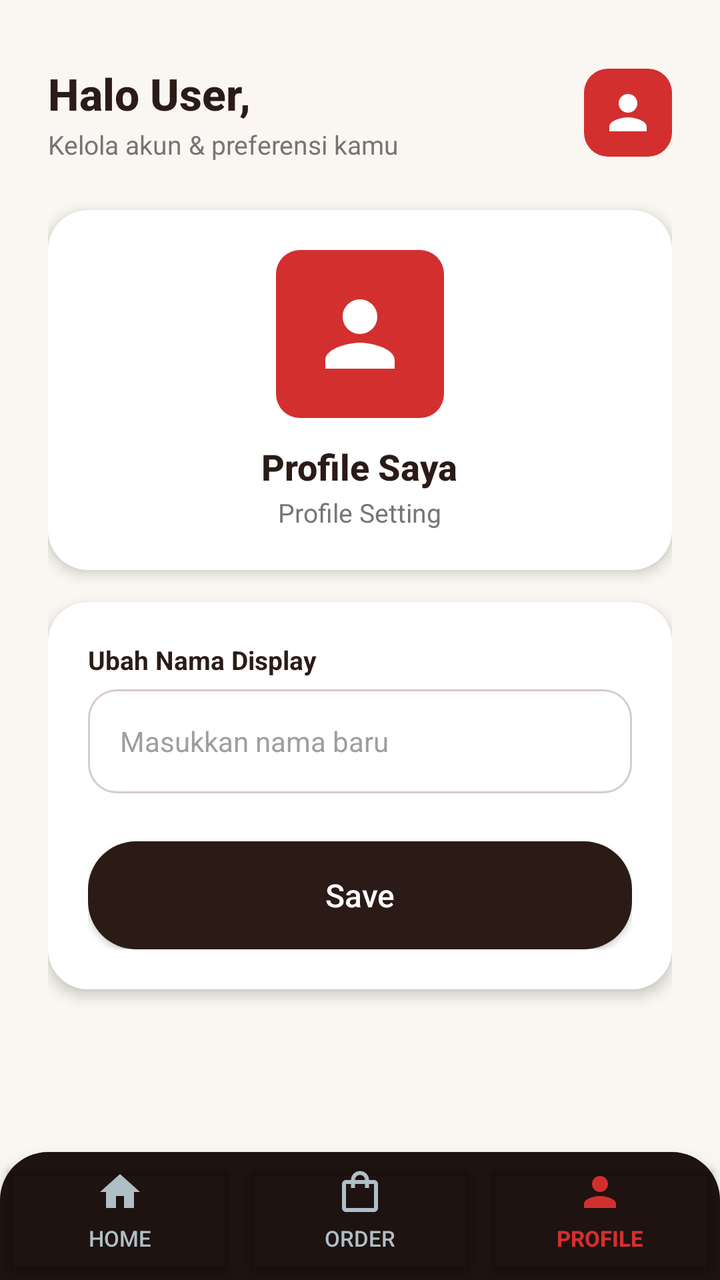
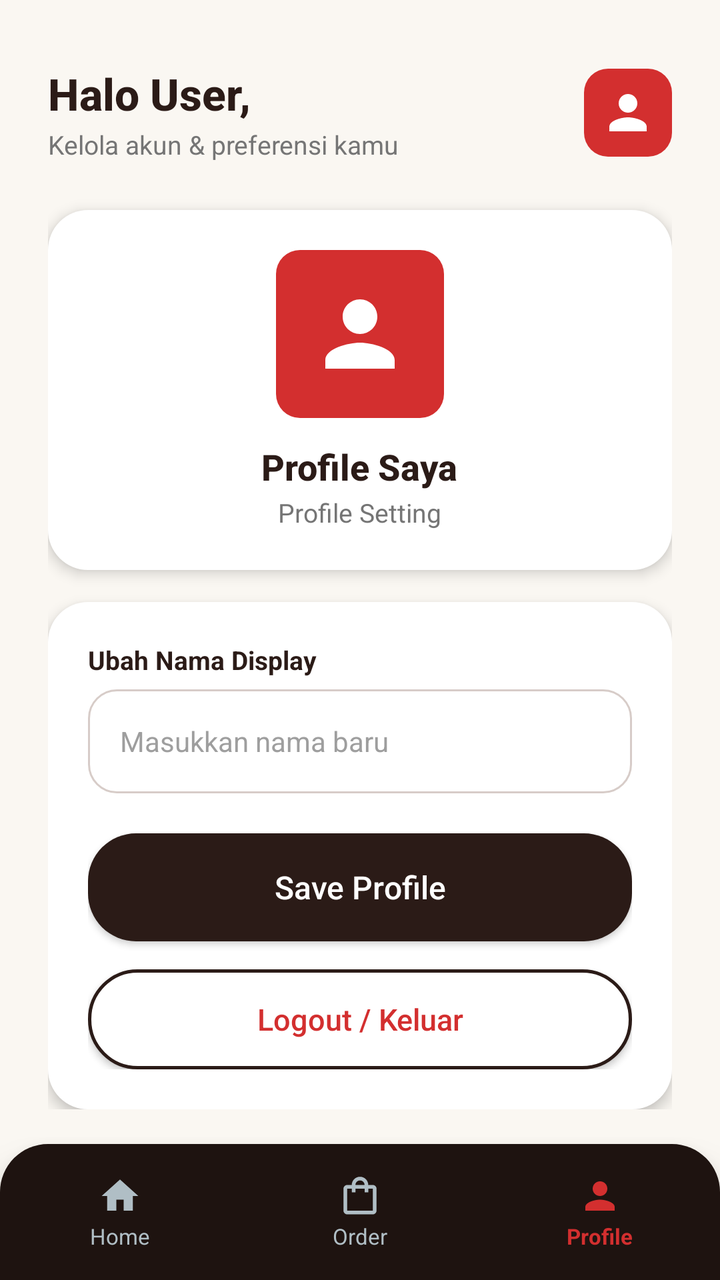

The first picture is an Android layout as it rendered before a commit; the second is the same layout after the commit. The layout source and the unified diff follow.
<!-- AndroidManifest.xml: application theme Theme.KopiDanNyemil -->
<!-- res/layout/activity_profile.xml -->
<?xml version="1.0" encoding="utf-8"?>
<RelativeLayout xmlns:android="http://schemas.android.com/apk/res/android"
    xmlns:app="http://schemas.android.com/apk/res-auto"
    android:layout_width="match_parent"
    android:layout_height="match_parent"
    android:background="@color/cream_bg">

    <androidx.core.widget.NestedScrollView
        android:layout_width="match_parent"
        android:layout_height="match_parent"
        android:layout_above="@id/bottomNavProfile"
        android:fillViewport="true">

        <LinearLayout
            android:layout_width="match_parent"
            android:layout_height="wrap_content"
            android:orientation="vertical"
            android:padding="24dp">

            
            <RelativeLayout
                android:layout_width="match_parent"
                android:layout_height="wrap_content"
                android:layout_marginTop="8dp">

                <LinearLayout
                    android:layout_width="wrap_content"
                    android:layout_height="wrap_content"
                    android:layout_alignParentStart="true"
                    android:orientation="vertical">

                    <TextView
                        android:id="@+id/tvProfileGreeting"
                        android:layout_width="wrap_content"
                        android:layout_height="wrap_content"
                        android:fontFamily="sans-serif-medium"
                        android:text="Halo User,"
                        android:textColor="@color/dark_espresso"
                        android:textSize="22sp"
                        android:textStyle="bold" />

                    <TextView
                        android:layout_width="wrap_content"
                        android:layout_height="wrap_content"
                        android:layout_marginTop="2dp"
                        android:text="Kelola akun &amp; preferensi kamu"
                        android:textColor="@color/text_secondary"
                        android:textSize="13sp" />
                </LinearLayout>

                <ImageView
                    android:layout_width="44dp"
                    android:layout_height="44dp"
                    android:layout_alignParentEnd="true"
                    android:layout_centerVertical="true"
                    android:background="@drawable/bg_badge_red"
                    android:padding="8dp"
                    android:src="@drawable/ic_profile"
                    app:tint="@color/white" />
            </RelativeLayout>

            
            <LinearLayout
                android:layout_width="match_parent"
                android:layout_height="wrap_content"
                android:layout_marginTop="24dp"
                android:background="@drawable/bg_card_rounded"
                android:elevation="4dp"
                android:gravity="center"
                android:orientation="vertical"
                android:padding="20dp">

                <FrameLayout
                    android:layout_width="84dp"
                    android:layout_height="84dp"
                    android:background="@drawable/bg_badge_red"
                    android:padding="16dp">

                    <ImageView
                        android:layout_width="match_parent"
                        android:layout_height="match_parent"
                        android:src="@drawable/ic_profile"
                        app:tint="@color/white" />
                </FrameLayout>

                <TextView
                    android:id="@+id/tvProfileTitle"
                    android:layout_width="wrap_content"
                    android:layout_height="wrap_content"
                    android:layout_marginTop="12dp"
                    android:fontFamily="sans-serif-medium"
                    android:text="Profile Saya"
                    android:textColor="@color/dark_espresso"
                    android:textSize="18sp"
                    android:textStyle="bold" />

                <TextView
                    android:id="@+id/tvProfileSubtitle"
                    android:layout_width="wrap_content"
                    android:layout_height="wrap_content"
                    android:layout_marginTop="2dp"
                    android:text="Profile Setting"
                    android:textColor="@color/text_secondary"
                    android:textSize="13sp" />
            </LinearLayout>

            
            <LinearLayout
                android:layout_width="match_parent"
                android:layout_height="wrap_content"
                android:layout_marginTop="16dp"
                android:background="@drawable/bg_card_rounded"
                android:elevation="4dp"
                android:orientation="vertical"
                android:padding="20dp">

                <TextView
                    android:layout_width="wrap_content"
                    android:layout_height="wrap_content"
                    android:layout_marginBottom="6dp"
                    android:text="Ubah Nama Display"
                    android:textColor="@color/dark_espresso"
                    android:textSize="13sp"
                    android:textStyle="bold" />

                <EditText
                    android:id="@+id/etProfileName"
                    android:layout_width="match_parent"
                    android:layout_height="52dp"
                    android:layout_marginBottom="24dp"
                    android:background="@drawable/bg_input_field"
                    android:hint="Masukkan nama baru"
                    android:inputType="textPersonName"
                    android:paddingHorizontal="16dp"
                    android:textColor="@color/text_primary"
                    android:textColorHint="#9E9E9E"
                    android:textSize="14sp" />

                <androidx.appcompat.widget.AppCompatButton
                    android:id="@+id/btnSaveProfile"
                    android:layout_width="match_parent"
                    android:layout_height="54dp"
                    android:background="@drawable/bg_button_primary"
                    android:fontFamily="sans-serif-medium"
                    android:text="Save"
                    android:textAllCaps="false"
                    android:textColor="@color/white"
                    android:textSize="16sp" />
            </LinearLayout>

        </LinearLayout>
    </androidx.core.widget.NestedScrollView>

    
    <LinearLayout
        android:id="@+id/bottomNavProfile"
        android:layout_width="match_parent"
        android:layout_height="64dp"
        android:layout_alignParentBottom="true"
        android:background="@drawable/bg_bottom_nav"
        android:elevation="12dp"
        android:orientation="horizontal"
        android:weightSum="3">

        <Button
            android:id="@+id/btnNavHomeFromProfile"
            android:layout_width="0dp"
            android:layout_height="match_parent"
            android:layout_weight="1"
            android:backgroundTint="#00000000"
            android:drawableTop="@drawable/ic_home"
            android:drawableTint="#B0BEC5"
            android:paddingTop="8dp"
            android:text="Home"
            android:textColor="#B0BEC5"
            android:textSize="11sp" />

        <Button
            android:id="@+id/btnNavOrderFromProfile"
            android:layout_width="0dp"
            android:layout_height="match_parent"
            android:layout_weight="1"
            android:backgroundTint="#00000000"
            android:drawableTop="@drawable/ic_order"
            android:drawableTint="#B0BEC5"
            android:paddingTop="8dp"
            android:text="Order"
            android:textColor="#B0BEC5"
            android:textSize="11sp" />

        <Button
            android:id="@+id/btnNavProfileActive"
            android:layout_width="0dp"
            android:layout_height="match_parent"
            android:layout_weight="1"
            android:backgroundTint="#00000000"
            android:drawableTop="@drawable/ic_profile"
            android:drawableTint="@color/accent_red"
            android:paddingTop="8dp"
            android:text="Profile"
            android:textColor="@color/accent_red"
            android:textSize="11sp"
            android:textStyle="bold" />
    </LinearLayout>

</RelativeLayout>
<!-- resources referenced by this layout -->
<resources>
  <color name="accent_red">#D32F2F</color>
  <color name="cream_bg">#FAF7F2</color>
  <color name="dark_espresso">#2B1B17</color>
  <color name="text_primary">#212121</color>
  <color name="text_secondary">#757575</color>
  <color name="white">#FFFFFF</color>
  <!-- drawable bg_badge_red (drawable) -->
  <?xml version="1.0" encoding="utf-8"?>
  <shape xmlns:android="http://schemas.android.com/apk/res/android"
      android:shape="rectangle">
      <solid android:color="@color/accent_red" />
      <corners android:radius="12dp" />
  </shape>
  <!-- drawable bg_bottom_nav (drawable) -->
  <?xml version="1.0" encoding="utf-8"?>
  <shape xmlns:android="http://schemas.android.com/apk/res/android"
      android:shape="rectangle">
      <solid android:color="@color/nav_bg" />
      <corners
          android:topLeftRadius="24dp"
          android:topRightRadius="24dp"
          android:bottomLeftRadius="0dp"
          android:bottomRightRadius="0dp" />
  </shape>
  <!-- drawable bg_button_primary (drawable) -->
  <?xml version="1.0" encoding="utf-8"?>
  <ripple xmlns:android="http://schemas.android.com/apk/res/android"
      android:color="#4DFFFFFF">
      <item>
          <shape android:shape="rectangle">
              <solid android:color="@color/dark_espresso" />
              <corners android:radius="24dp" />
          </shape>
      </item>
  </ripple>
  <!-- drawable bg_card_rounded (drawable) -->
  <?xml version="1.0" encoding="utf-8"?>
  <shape xmlns:android="http://schemas.android.com/apk/res/android"
      android:shape="rectangle">
      <solid android:color="@color/surface_white" />
      <corners android:radius="20dp" />
  </shape>
  <!-- drawable ic_home (drawable) -->
  <?xml version="1.0" encoding="utf-8"?>
  <vector xmlns:android="http://schemas.android.com/apk/res/android"
      android:width="24dp"
      android:height="24dp"
      android:viewportWidth="24"
      android:viewportHeight="24">
      <path
          android:fillColor="#FFFFFFFF"
          android:pathData="M10,20V14H14V20H19V12H22L12,3L2,12H5V20H10Z" />
  </vector>
  <!-- drawable ic_order (drawable) -->
  <?xml version="1.0" encoding="utf-8"?>
  <vector xmlns:android="http://schemas.android.com/apk/res/android"
      android:width="24dp"
      android:height="24dp"
      android:viewportWidth="24"
      android:viewportHeight="24">
      <path
          android:fillColor="#FFFFFFFF"
          android:pathData="M19,6H16.5C16.5,3.51 14.49,1.5 12,1.5C9.51,1.5 7.5,3.51 7.5,6H5C3.9,6 3,6.9 3,8V20C3,21.1 3.9,22 5,22H19C20.1,22 21,21.1 21,20V8C21,6.9 20.1,6 19,6ZM12,3.5C13.38,3.5 14.5,4.62 14.5,6H9.5C9.5,4.62 10.62,3.5 12,3.5ZM19,20H5V8H7.5V10H9.5V8H14.5V10H16.5V8H19V20Z" />
  </vector>
  <!-- drawable ic_profile (drawable) -->
  <?xml version="1.0" encoding="utf-8"?>
  <vector xmlns:android="http://schemas.android.com/apk/res/android"
      android:width="24dp"
      android:height="24dp"
      android:viewportWidth="24"
      android:viewportHeight="24">
      <path
          android:fillColor="#FFFFFFFF"
          android:pathData="M12,12C14.21,12 16,10.21 16,8C16,5.79 14.21,4 12,4C9.79,4 8,5.79 8,8C8,10.21 9.79,12 12,12ZM12,14C9.33,14 4,15.34 4,18V20H20V18C20,15.34 14.67,14 12,14Z" />
  </vector>
  <style name="Theme.KopiDanNyemil" parent="Base.Theme.KopiDanNyemil" />
  <color name="nav_bg">#1E1310</color>
  <color name="surface_white">#FFFFFF</color>
  <color name="light_caramel">#D7CCC8</color>
  <color name="medium_brown">#5D4037</color>
  <!-- unchanged entries left out for length: 2 -->
</resources>

<!-- the commit's change to res/layout/activity_profile.xml (unified diff, before → after) -->
@@ -127,7 +127,7 @@
                     android:id="@+id/etProfileName"
                     android:layout_width="match_parent"
                     android:layout_height="52dp"
-                    android:layout_marginBottom="24dp"
+                    android:layout_marginBottom="20dp"
                     android:background="@drawable/bg_input_field"
                     android:hint="Masukkan nama baru"
                     android:inputType="textPersonName"
@@ -142,10 +142,22 @@
                     android:layout_height="54dp"
                     android:background="@drawable/bg_button_primary"
                     android:fontFamily="sans-serif-medium"
-                    android:text="Save"
+                    android:text="Save Profile"
                     android:textAllCaps="false"
                     android:textColor="@color/white"
                     android:textSize="16sp" />
+
+                <androidx.appcompat.widget.AppCompatButton
+                    android:id="@+id/btnLogout"
+                    android:layout_width="match_parent"
+                    android:layout_height="50dp"
+                    android:layout_marginTop="14dp"
+                    android:background="@drawable/bg_button_secondary"
+                    android:fontFamily="sans-serif-medium"
+                    android:text="Logout / Keluar"
+                    android:textAllCaps="false"
+                    android:textColor="@color/accent_red"
+                    android:textSize="15sp" />
             </LinearLayout>
 
         </LinearLayout>
@@ -155,52 +167,91 @@
     <LinearLayout
         android:id="@+id/bottomNavProfile"
         android:layout_width="match_parent"
-        android:layout_height="64dp"
+        android:layout_height="68dp"
         android:layout_alignParentBottom="true"
         android:background="@drawable/bg_bottom_nav"
         android:elevation="12dp"
         android:orientation="horizontal"
         android:weightSum="3">
 
-        <Button
+        <LinearLayout
             android:id="@+id/btnNavHomeFromProfile"
             android:layout_width="0dp"
             android:layout_height="match_parent"
             android:layout_weight="1"
-            android:backgroundTint="#00000000"
-            android:drawableTop="@drawable/ic_home"
-            android:drawableTint="#B0BEC5"
-            android:paddingTop="8dp"
-            android:text="Home"
-            android:textColor="#B0BEC5"
-            android:textSize="11sp" />
-
-        <Button
+            android:clickable="true"
+            android:focusable="true"
+            android:gravity="center"
+            android:orientation="vertical">
+
+            <ImageView
+                android:layout_width="22dp"
+                android:layout_height="22dp"
+                android:src="@drawable/ic_home"
+                app:tint="#B0BEC5" />
+
+            <TextView
+                android:layout_width="wrap_content"
+                android:layout_height="wrap_content"
+                android:layout_marginTop="3dp"
+                android:includeFontPadding="false"
+                android:text="Home"
+                android:textColor="#B0BEC5"
+                android:textSize="11sp" />
+        </LinearLayout>
+
+        <LinearLayout
             android:id="@+id/btnNavOrderFromProfile"
             android:layout_width="0dp"
             android:layout_height="match_parent"
             android:layout_weight="1"
-            android:backgroundTint="#00000000"
-            android:drawableTop="@drawable/ic_order"
-            android:drawableTint="#B0BEC5"
-            android:paddingTop="8dp"
-            android:text="Order"
-            android:textColor="#B0BEC5"
-            android:textSize="11sp" />
-
-        <Button
+            android:clickable="true"
+            android:focusable="true"
+            android:gravity="center"
+            android:orientation="vertical">
+
+            <ImageView
+                android:layout_width="22dp"
+                android:layout_height="22dp"
+                android:src="@drawable/ic_order"
+                app:tint="#B0BEC5" />
+
+            <TextView
+                android:layout_width="wrap_content"
+                android:layout_height="wrap_content"
+                android:layout_marginTop="3dp"
+                android:includeFontPadding="false"
+                android:text="Order"
+                android:textColor="#B0BEC5"
+                android:textSize="11sp" />
+        </LinearLayout>
+
+        <LinearLayout
             android:id="@+id/btnNavProfileActive"
             android:layout_width="0dp"
             android:layout_height="match_parent"
             android:layout_weight="1"
-            android:backgroundTint="#00000000"
-            android:drawableTop="@drawable/ic_profile"
-            android:drawableTint="@color/accent_red"
-            android:paddingTop="8dp"
-            android:text="Profile"
-            android:textColor="@color/accent_red"
-            android:textSize="11sp"
-            android:textStyle="bold" />
+            android:clickable="true"
+            android:focusable="true"
+            android:gravity="center"
+            android:orientation="vertical">
+
+            <ImageView
+                android:layout_width="22dp"
+                android:layout_height="22dp"
+                android:src="@drawable/ic_profile"
+                app:tint="@color/accent_red" />
+
+            <TextView
+                android:layout_width="wrap_content"
+                android:layout_height="wrap_content"
+                android:layout_marginTop="3dp"
+                android:includeFontPadding="false"
+                android:text="Profile"
+                android:textColor="@color/accent_red"
+                android:textSize="11sp"
+                android:textStyle="bold" />
+        </LinearLayout>
     </LinearLayout>
 
 </RelativeLayout>
<!-- resource entries referenced after the edit -->
@@ -31,6 +31,20 @@
       <item>
           <shape android:shape="rectangle">
               <solid android:color="@color/dark_espresso" />
+              <corners android:radius="24dp" />
+          </shape>
+      </item>
+  </ripple>
+  <!-- drawable bg_button_secondary (drawable) -->
+  <?xml version="1.0" encoding="utf-8"?>
+  <ripple xmlns:android="http://schemas.android.com/apk/res/android"
+      android:color="#1A2B1B17">
+      <item>
+          <shape android:shape="rectangle">
+              <solid android:color="@color/surface_white" />
+              <stroke
+                  android:width="1.5dp"
+                  android:color="@color/dark_espresso" />
               <corners android:radius="24dp" />
           </shape>
       </item>
